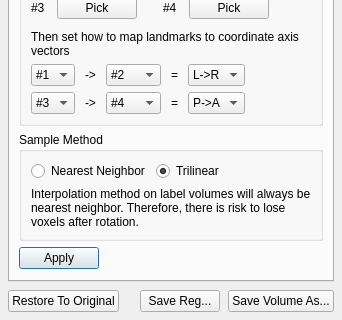
First picture: the form in freeview/DialogTransformVolume.ui, repository freesurfer/freesurfer, before the edit; both pictures show x 0 to 342 and y 384 to 704 of the 342 by 704 pixel window.
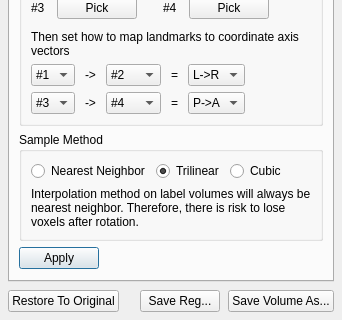
Second picture: the form after the edit. Custom widgets are drawn as their Qt base class.

Commit message: added cubic bspline resample method throughout the program

```diff
--- a/freeview/DialogTransformVolume.ui
+++ b/freeview/DialogTransformVolume.ui
@@ -781,6 +781,16 @@
               </property>
              </widget>
             </item>
+            <item>
+             <widget class="QRadioButton" name="radioButtonCubic">
+              <property name="text">
+               <string>Cubic</string>
+              </property>
+              <property name="checked">
+               <bool>false</bool>
+              </property>
+             </widget>
+            </item>
             <item>
              <spacer name="horizontalSpacer_2">
               <property name="orientation">
```
Left out of the diff: 79 changed lines with no effect on the pictures. The commit also changes 8 other files.
